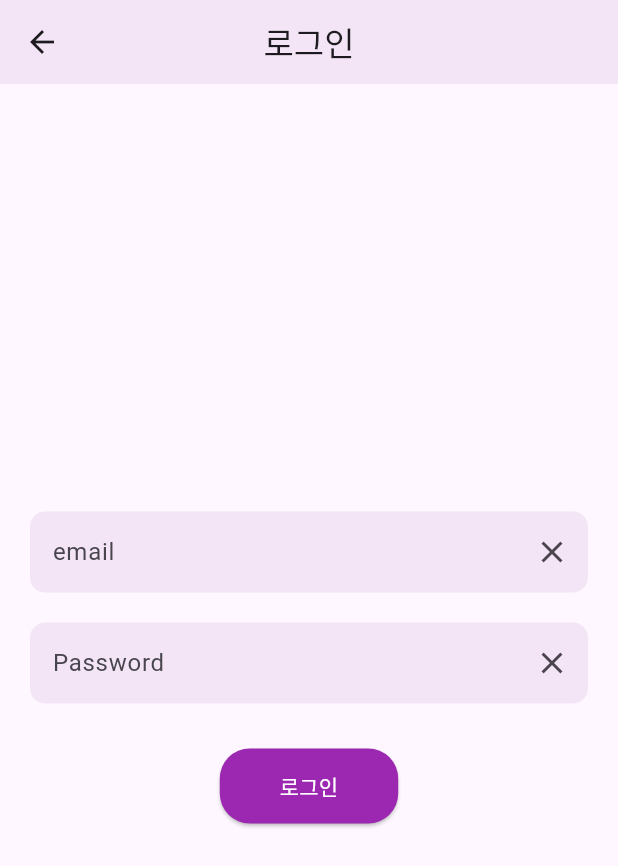
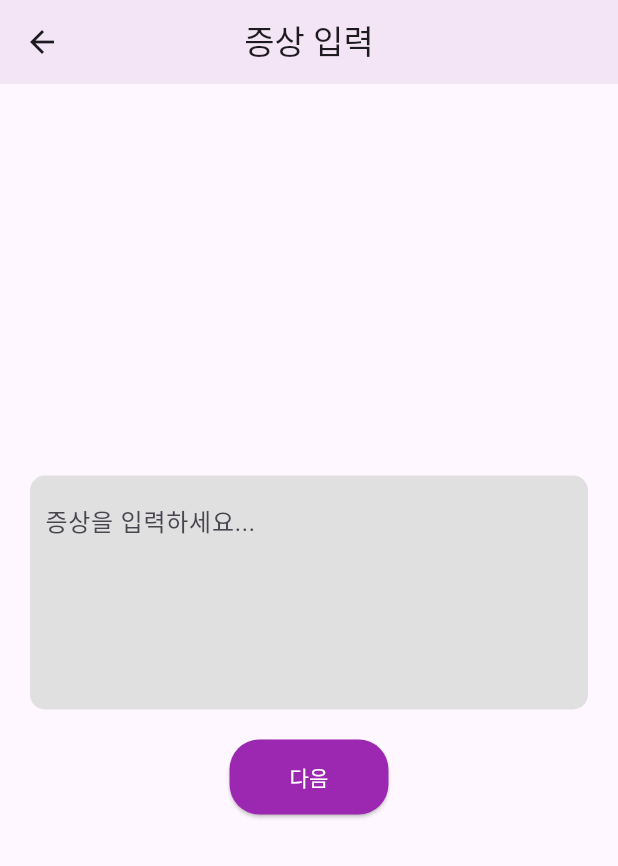
Before and after one commit to meongju0o0/emergency-room-service-front, a Flutter app: the LoginScreen screen opened directly, after a tap on "로그인", on a phone screen of 412 x 824 dp. Shown: the top 866 px of the screen. Run offline on Flutter 3.47's test engine with Material 3 defaults, Android fonts, the phone set to English and light mode, and no system bars.

Commit message:
login front finished

```diff
--- a/lib/main.dart
+++ b/lib/main.dart
@@ -1,5 +1,5 @@
 import 'package:flutter/material.dart';
-import 'screens/login_screen.dart';
+import 'screens/main_screen.dart';
 
 void main() {
   runApp(const MyApp());
@@ -14,7 +14,7 @@ class MyApp extends StatelessWidget {
       debugShowCheckedModeBanner: false,
       title: 'Login App',
       theme: ThemeData(primarySwatch: Colors.purple),
-      home: const LoginScreen(),
+      home: const MainScreen(), // 1번 화면
     );
   }
 }
--- a/lib/screens/home_screen.dart
+++ /dev/null
@@ -1,72 +0,0 @@
-import 'package:flutter/material.dart';
-
-class HomeScreen extends StatelessWidget {
-  const HomeScreen({super.key});
-
-  @override
-  Widget build(BuildContext context) {
-    return Scaffold(
-      appBar: AppBar(
-        title: const Text('로그인'),
-        backgroundColor: Colors.purple.shade50,
-        elevation: 0,
-        centerTitle: true,
-      ),
-      body: Center(
-        child: Column(
-          mainAxisAlignment: MainAxisAlignment.center,
-          children: [
-            Container(
-              margin: const EdgeInsets.symmetric(horizontal: 20, vertical: 10),
-              decoration: BoxDecoration(
-                color: Colors.purple.shade50,
-                borderRadius: BorderRadius.circular(10),
-              ),
-              child: const TextField(
-                decoration: InputDecoration(
-                  hintText: 'email',
-                  border: InputBorder.none,
-                  contentPadding: EdgeInsets.all(15),
-                  suffixIcon: Icon(Icons.close),
-                ),
-              ),
-            ),
-            Container(
-              margin: const EdgeInsets.symmetric(horizontal: 20, vertical: 10),
-              decoration: BoxDecoration(
-                color: Colors.purple.shade50,
-                borderRadius: BorderRadius.circular(10),
-              ),
-              child: const TextField(
-                obscureText: true,
-                decoration: InputDecoration(
-                  hintText: 'Password',
-                  border: InputBorder.none,
-                  contentPadding: EdgeInsets.all(15),
-                  suffixIcon: Icon(Icons.close),
-                ),
-              ),
-            ),
-            const SizedBox(height: 20),
-            ElevatedButton(
-              onPressed: () {
-                // 로그인 확인 버튼
-              },
-              style: ElevatedButton.styleFrom(
-                backgroundColor: Colors.purple,
-                shape: RoundedRectangleBorder(
-                  borderRadius: BorderRadius.circular(20),
-                ),
-                padding: const EdgeInsets.symmetric(horizontal: 40, vertical: 15),
-              ),
-              child: const Text(
-                '로그인',
-                style: TextStyle(color: Colors.white),
-              ),
-            ),
-          ],
-        ),
-      ),
-    );
-  }
-}
--- a/lib/screens/login_screen.dart
+++ b/lib/screens/login_screen.dart
@@ -1,11 +1,14 @@
 import 'package:flutter/material.dart';
-import 'home_screen.dart';
+import 'symptom_input_screen.dart';
 
 class LoginScreen extends StatelessWidget {
   const LoginScreen({super.key});
 
   @override
   Widget build(BuildContext context) {
+    final TextEditingController emailController = TextEditingController();
+    final TextEditingController passwordController = TextEditingController();
+
     return Scaffold(
       appBar: AppBar(
         title: const Text('로그인'),
@@ -31,12 +34,47 @@ class LoginScreen extends StatelessWidget {
         child: Column(
           mainAxisAlignment: MainAxisAlignment.center,
           children: [
+            Container(
+              margin: const EdgeInsets.symmetric(horizontal: 20, vertical: 10),
+              decoration: BoxDecoration(
+                color: Colors.purple.shade50,
+                borderRadius: BorderRadius.circular(10),
+              ),
+              child: TextField(
+                controller: emailController,
+                decoration: const InputDecoration(
+                  hintText: 'email',
+                  border: InputBorder.none,
+                  contentPadding: EdgeInsets.all(15),
+                  suffixIcon: Icon(Icons.close),
+                ),
+              ),
+            ),
+            Container(
+              margin: const EdgeInsets.symmetric(horizontal: 20, vertical: 10),
+              decoration: BoxDecoration(
+                color: Colors.purple.shade50,
+                borderRadius: BorderRadius.circular(10),
+              ),
+              child: TextField(
+                controller: passwordController,
+                obscureText: true,
+                decoration: const InputDecoration(
+                  hintText: 'Password',
+                  border: InputBorder.none,
+                  contentPadding: EdgeInsets.all(15),
+                  suffixIcon: Icon(Icons.close),
+                ),
+              ),
+            ),
+            const SizedBox(height: 20),
             ElevatedButton(
               onPressed: () {
-                // 로그인 버튼을 눌렀을 때 HomeScreen으로 이동
                 Navigator.push(
                   context,
-                  MaterialPageRoute(builder: (context) => const HomeScreen()),
+                  MaterialPageRoute(
+                    builder: (context) => const SymptomInputScreen(),
+                  ),
                 );
               },
               style: ElevatedButton.styleFrom(
--- /dev/null
+++ b/lib/screens/main_screen.dart
@@ -0,0 +1,64 @@
+import 'package:flutter/material.dart';
+import 'login_screen.dart';
+
+class MainScreen extends StatelessWidget {
+  const MainScreen({super.key});
+
+  @override
+  Widget build(BuildContext context) {
+    return Scaffold(
+      body: Center(
+        child: Column(
+          mainAxisAlignment: MainAxisAlignment.center,
+          children: [
+            ElevatedButton(
+              onPressed: () {
+                Navigator.push(
+                  context,
+                  MaterialPageRoute(builder: (context) => const LoginScreen()),
+                );
+              },
+              style: ElevatedButton.styleFrom(
+                backgroundColor: Colors.purple,
+                shape: RoundedRectangleBorder(
+                  borderRadius: BorderRadius.circular(20),
+                ),
+                padding: const EdgeInsets.symmetric(horizontal: 40, vertical: 15),
+              ),
+              child: const Text(
+                '로그인',
+                style: TextStyle(color: Colors.white),
+              ),
+            ),
+            const SizedBox(height: 50),
+            Column(
+              children: [
+                const Text(
+                  'If you don’t have account?',
+                  style: TextStyle(fontSize: 14),
+                ),
+                const SizedBox(height: 5),
+                ElevatedButton(
+                  onPressed: () {
+                    // 회원가입 버튼 동작
+                  },
+                  style: ElevatedButton.styleFrom(
+                    backgroundColor: Colors.purple,
+                    shape: RoundedRectangleBorder(
+                      borderRadius: BorderRadius.circular(20),
+                    ),
+                    padding: const EdgeInsets.symmetric(horizontal: 40, vertical: 15),
+                  ),
+                  child: const Text(
+                    '회원가입',
+                    style: TextStyle(color: Colors.white),
+                  ),
+                ),
+              ],
+            ),
+          ],
+        ),
+      ),
+    );
+  }
+}
--- /dev/null
+++ b/lib/screens/symptom_input_screen.dart
@@ -0,0 +1,64 @@
+import 'package:flutter/material.dart';
+
+class SymptomInputScreen extends StatefulWidget {
+  const SymptomInputScreen({super.key});
+
+  @override
+  State<SymptomInputScreen> createState() => _SymptomInputScreenState();
+}
+
+class _SymptomInputScreenState extends State<SymptomInputScreen> {
+  final TextEditingController _symptomController = TextEditingController();
+
+  @override
+  Widget build(BuildContext context) {
+    return Scaffold(
+      appBar: AppBar(
+        title: const Text('증상 입력'),
+        backgroundColor: Colors.purple.shade50,
+        elevation: 0,
+        centerTitle: true,
+      ),
+      body: Column(
+        mainAxisAlignment: MainAxisAlignment.center,
+        children: [
+          Container(
+            margin: const EdgeInsets.symmetric(horizontal: 20),
+            padding: const EdgeInsets.all(10),
+            decoration: BoxDecoration(
+              color: Colors.grey.shade300, // 밝은 회색
+              borderRadius: BorderRadius.circular(10),
+            ),
+            child: TextField(
+              controller: _symptomController,
+              maxLines: 5, // 텍스트 박스 크기 줄임
+              decoration: const InputDecoration(
+                hintText: '증상을 입력하세요...',
+                border: InputBorder.none,
+              ),
+              style: const TextStyle(fontSize: 16),
+            ),
+          ),
+          const SizedBox(height: 20),
+          ElevatedButton(
+            onPressed: () {
+              // 다음 버튼 동작
+            },
+            style: ElevatedButton.styleFrom(
+              backgroundColor: Colors.purple,
+              shape: RoundedRectangleBorder(
+                borderRadius: BorderRadius.circular(20),
+              ),
+              padding: const EdgeInsets.symmetric(horizontal: 40, vertical: 15),
+            ),
+            child: const Text(
+              '다음',
+              style: TextStyle(color: Colors.white),
+            ),
+          ),
+          const SizedBox(height: 20),
+        ],
+      ),
+    );
+  }
+}
```
